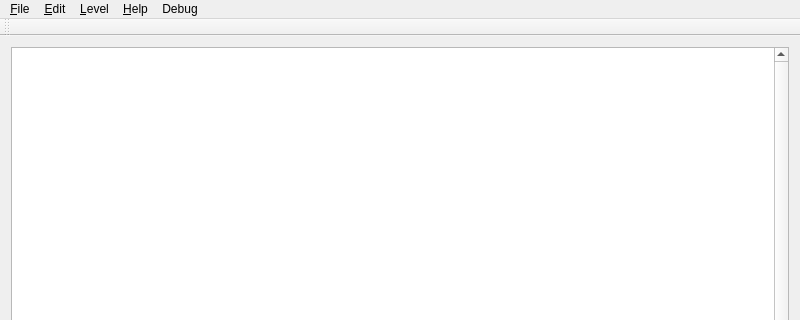
This is src/mainwindow.ui in devinacker/kale as Qt 5 draws it before an edit; both pictures show x 0 to 800 and y 0 to 320 of the 800 by 600 pixel window. The edited form follows.
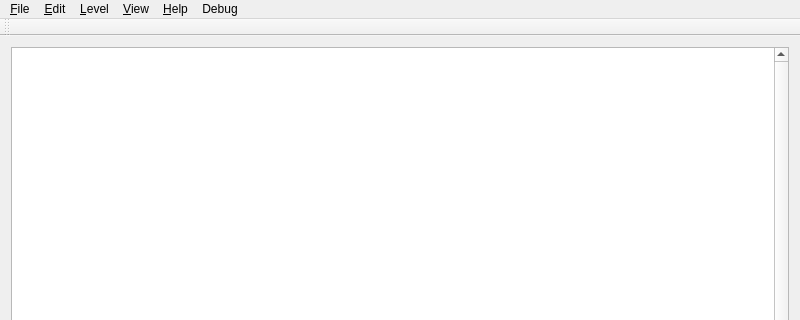
This is the edited form. Icons and pictures are not drawn.

```diff
--- a/src/mainwindow.ui
+++ b/src/mainwindow.ui
@@ -122,9 +122,17 @@
     </property>
     <addaction name="action_Dump_Level"/>
    </widget>
+   <widget class="QMenu" name="menuView">
+    <property name="title">
+     <string>&amp;View</string>
+    </property>
+    <addaction name="action_Show_Screen_Boundaries"/>
+    <addaction name="action_See_Through_Breakable_Tiles"/>
+   </widget>
    <addaction name="menuFile"/>
    <addaction name="menuEdit"/>
    <addaction name="menuLevel"/>
+   <addaction name="menuView"/>
    <addaction name="menuHelp"/>
    <addaction name="menuDebug"/>
   </widget>
```
Left out of the diff: 44 changed lines with no effect on the pictures.
